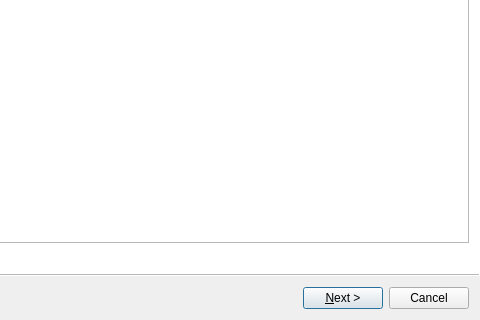
Old version of the form app/resources/modules/karaoke/management.ui in the repository xerp/projections; both pictures show x 187 to 667 and y 202 to 522 of the 667 by 522 pixel window.
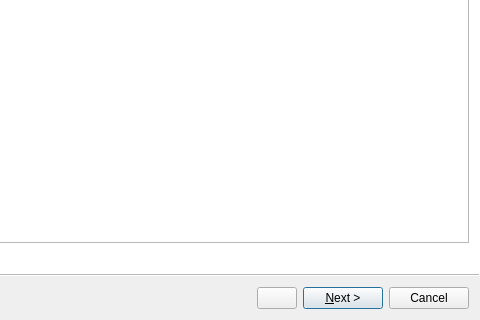
New version of the form. Icons and pictures are not drawn.

```diff
--- a/app/resources/modules/karaoke/management.ui
+++ b/app/resources/modules/karaoke/management.ui
@@ -20,7 +20,7 @@
    <enum>QWizard::AeroStyle</enum>
   </property>
   <property name="options">
-   <set>QWizard::NoBackButtonOnStartPage|QWizard::NoDefaultButton</set>
+   <set>QWizard::HaveCustomButton1|QWizard::NoBackButtonOnStartPage|QWizard::NoDefaultButton</set>
   </property>
   <widget class="QWizardPage" name="wizardPage1">
    <layout class="QVBoxLayout" name="verticalLayout_2">
```
